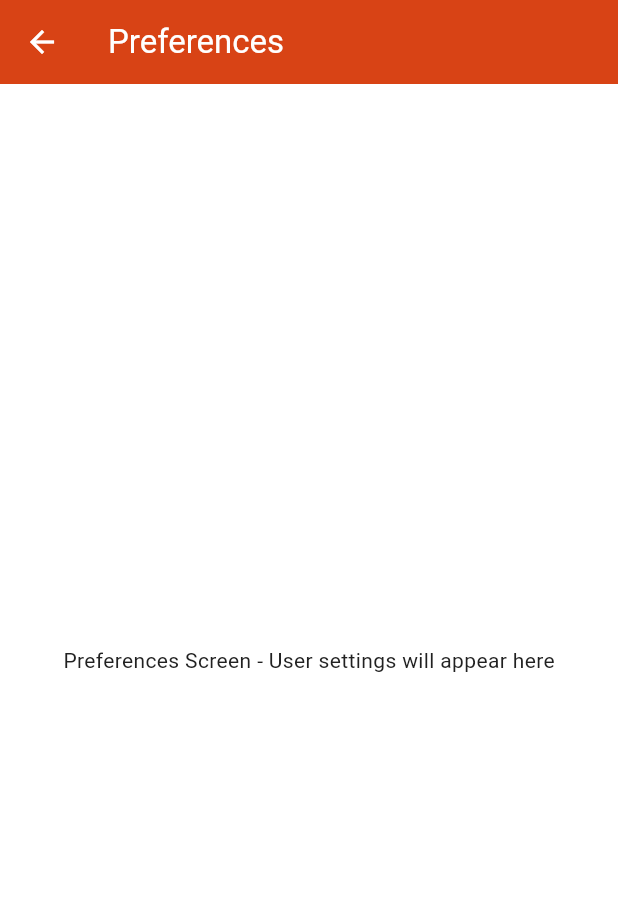
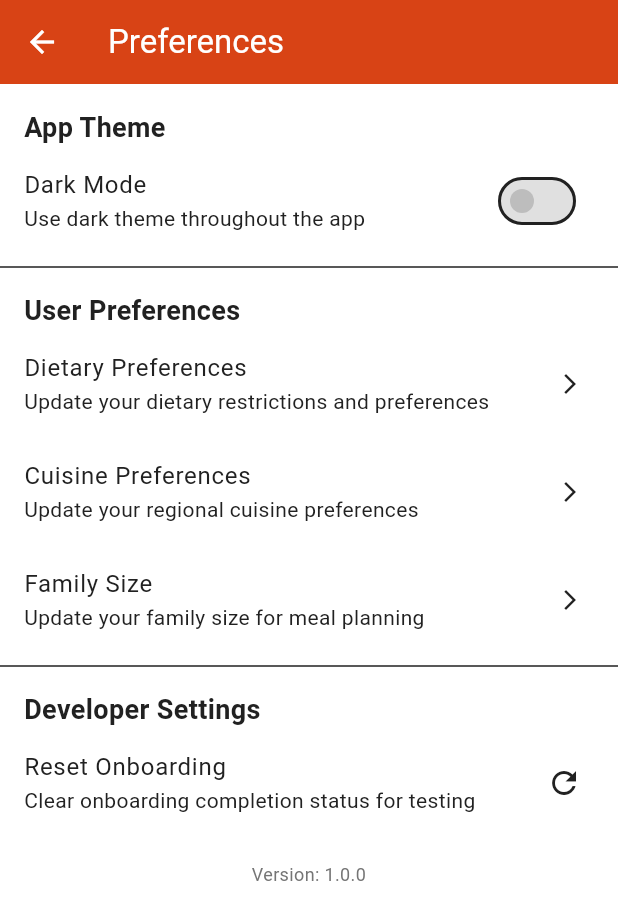
Before and after one commit to dewesh/menu, a Flutter app: the PreferencesScreen screen opened directly, on a phone screen of 412 x 824 dp. Shown: the top 920 px of the screen. Run offline on Flutter 3.47's test engine with Material 3 defaults, Android fonts, the light colour scheme and no system bars; our stand-ins replace cloud_firestore, firebase_core, shared_preferences; accounts and stored records are empty.

Commit message:
Add Developer Settings with Reset Onboarding option

```diff
--- a/desi_dine/lib/main.dart
+++ b/desi_dine/lib/main.dart
@@ -40,10 +40,12 @@
     // Load theme preference
     await _loadThemePreference();
 
-    // Determine initial route based on onboarding status
-    _initialRoute = await _navigationService.getInitialRoute();
+    // Always check SharedPreferences for onboarding status on each app start
+    final prefs = await SharedPreferences.getInstance();
+    final isOnboardingComplete = prefs.getBool(Constants.prefIsOnboardingComplete) ?? false;
 
     setState(() {
+      _initialRoute = isOnboardingComplete ? Constants.routeHome : Constants.routeOnboarding;
       _isLoading = false;
     });
   }
--- a/desi_dine/lib/screens/preferences/preferences_screen.dart
+++ b/desi_dine/lib/screens/preferences/preferences_screen.dart
@@ -1,9 +1,53 @@
 import 'package:flutter/material.dart';
 import '../../utils/constants.dart';
+import '../../services/navigation_service.dart';
+import 'package:shared_preferences/shared_preferences.dart';
 
 /// Preferences screen for user settings
-class PreferencesScreen extends StatelessWidget {
+class PreferencesScreen extends StatefulWidget {
   const PreferencesScreen({super.key});
+
+  @override
+  State<PreferencesScreen> createState() => _PreferencesScreenState();
+}
+
+class _PreferencesScreenState extends State<PreferencesScreen> {
+  bool _isDarkMode = false;
+  final NavigationService _navigationService = NavigationService.instance;
+
+  @override
+  void initState() {
+    super.initState();
+    _loadPreferences();
+  }
+
+  Future<void> _loadPreferences() async {
+    final prefs = await SharedPreferences.getInstance();
+    setState(() {
+      _isDarkMode = prefs.getString(Constants.prefThemeMode) == 'dark';
+    });
+  }
+
+  Future<void> _toggleThemeMode(bool isDark) async {
+    final prefs = await SharedPreferences.getInstance();
+    await prefs.setString(Constants.prefThemeMode, isDark ? 'dark' : 'light');
+    setState(() {
+      _isDarkMode = isDark;
+    });
+    // Note: App restart needed to see theme change in some cases
+  }
+
+  Future<void> _resetOnboarding() async {
+    final prefs = await SharedPreferences.getInstance();
+    await prefs.setBool(Constants.prefIsOnboardingComplete, false);
+
+    // Show confirmation
+    if (mounted) {
+      ScaffoldMessenger.of(context).showSnackBar(
+        const SnackBar(content: Text('Onboarding reset successful. Restart the app to see changes.')),
+      );
+    }
+  }
 
   @override
   Widget build(BuildContext context) {
@@ -11,8 +55,94 @@ class PreferencesScreen extends StatelessWidget {
       appBar: AppBar(
         title: const Text('Preferences'),
       ),
-      body: const Center(
-        child: Text('Preferences Screen - User settings will appear here'),
+      body: ListView(
+        children: [
+          // App Theme Section
+          const Padding(
+            padding: EdgeInsets.only(left: 16.0, top: 16.0, right: 16.0),
+            child: Text(
+              'App Theme',
+              style: TextStyle(
+                fontSize: 18,
+                fontWeight: FontWeight.bold,
+              ),
+            ),
+          ),
+          SwitchListTile(
+            title: const Text('Dark Mode'),
+            subtitle: const Text('Use dark theme throughout the app'),
+            value: _isDarkMode,
+            onChanged: _toggleThemeMode,
+          ),
+          const Divider(),
+
+          // User Preferences Section
+          const Padding(
+            padding: EdgeInsets.only(left: 16.0, top: 8.0, right: 16.0),
+            child: Text(
+              'User Preferences',
+              style: TextStyle(
+                fontSize: 18,
+                fontWeight: FontWeight.bold,
+              ),
+            ),
+          ),
+          ListTile(
+            title: const Text('Dietary Preferences'),
+            subtitle: const Text('Update your dietary restrictions and preferences'),
+            trailing: const Icon(Icons.arrow_forward_ios, size: 16),
+            onTap: () {
+              // TODO: Navigate to dietary preferences screen
+            },
+          ),
+          ListTile(
+            title: const Text('Cuisine Preferences'),
+            subtitle: const Text('Update your regional cuisine preferences'),
+            trailing: const Icon(Icons.arrow_forward_ios, size: 16),
+            onTap: () {
+              // TODO: Navigate to cuisine preferences screen
+            },
+          ),
+          ListTile(
+            title: const Text('Family Size'),
+            subtitle: const Text('Update your family size for meal planning'),
+            trailing: const Icon(Icons.arrow_forward_ios, size: 16),
+            onTap: () {
+              // TODO: Navigate to family size screen
+            },
+          ),
+          const Divider(),
+
+          // Developer Settings Section
+          const Padding(
+            padding: EdgeInsets.only(left: 16.0, top: 8.0, right: 16.0),
+            child: Text(
+              'Developer Settings',
+              style: TextStyle(
+                fontSize: 18,
+                fontWeight: FontWeight.bold,
+              ),
+            ),
+          ),
+          ListTile(
+            title: const Text('Reset Onboarding'),
+            subtitle: const Text('Clear onboarding completion status for testing'),
+            trailing: const Icon(Icons.refresh),
+            onTap: _resetOnboarding,
+          ),
+          // App version info
+          Padding(
+            padding: const EdgeInsets.all(16.0),
+            child: Text(
+              'Version: ${Constants.appVersion}',
+              style: TextStyle(
+                color: Colors.grey[600],
+                fontSize: 12,
+              ),
+              textAlign: TextAlign.center,
+            ),
+          ),
+        ],
       ),
     );
   }
```
